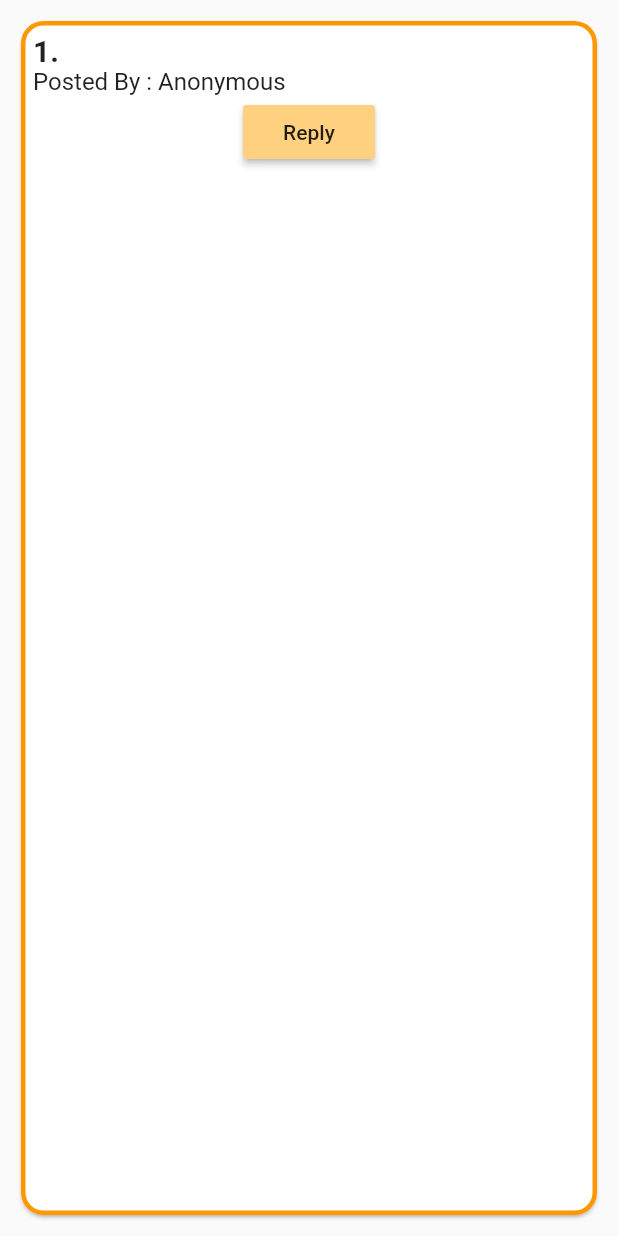
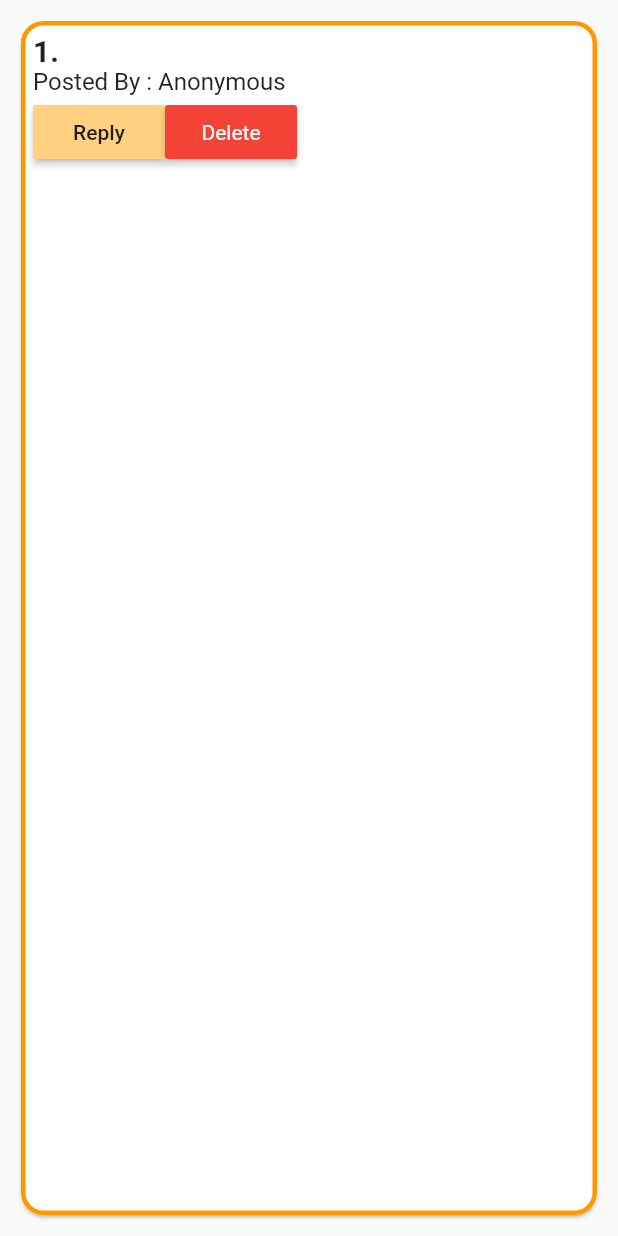
Before and after one commit to HaripriyaB/Agirglance_Admin, a Flutter app: the QnaCard widget shown alone on an empty page, opened directly with empty values, on a phone screen of 412 x 824 dp. Run offline on Flutter 3.47's test engine with Material 2 defaults, Android fonts, the phone set to English and light mode, and no system bars; our stand-ins replace cloud_firestore, file_picker, firebase_auth, firebase_core, firebase_storage, fluttertoast and 3 more; missing offline and left inert: universal_html; accounts and stored records are empty.

Commit message:
qna delete button added

```diff
--- a/lib/Constants/qna_card.dart
+++ b/lib/Constants/qna_card.dart
@@ -1,4 +1,5 @@
 import 'package:agriglance_admin/Screens/QNA/qna_discussion.dart';
+import 'package:cloud_firestore/cloud_firestore.dart';
 import 'package:flutter/material.dart';
 
 class QnaCard extends StatefulWidget {
@@ -49,6 +50,8 @@ class _QnaCardState extends State<QnaCard> {
                       "Posted By : Anonymous",
                       style: TextStyle(fontSize: 16.0),
                     ),
+              Row(
+                children: [
                   Center(
                       child: RaisedButton(
                     onPressed: () => Navigator.push(
@@ -62,7 +65,23 @@ class _QnaCardState extends State<QnaCard> {
                                 ))),
                     color: Colors.orangeAccent.shade100,
                     child: Text("Reply"),
-              ))
+                  )),
+                  RaisedButton(
+                  color: Colors.red,
+                  onPressed: () async {
+                    await FirebaseFirestore.instance
+                        .collection("qna")
+                        .doc(widget.qid)
+                        .delete();
+                  },
+                  child: Text(
+                    "Delete",
+                    style: TextStyle(
+                        color: Colors.white, fontWeight: FontWeight.w400),
+                  ),
+                )
+                ],
+              )
             ],
           ),
         ),
```
Lines whose indentation alone changed are shown as unchanged.
